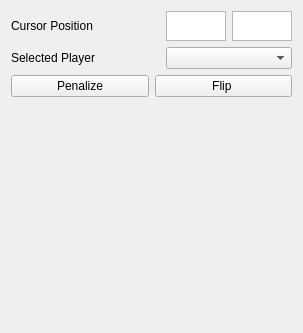
First picture: the form in tools/UTNaoTool/SimControlWidget.ui, repository LARG/robotics-2018, before the edit.
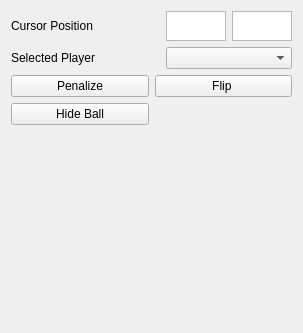
Second picture: the form after the edit.

```diff
--- a/tools/UTNaoTool/SimControlWidget.ui
+++ b/tools/UTNaoTool/SimControlWidget.ui
@@ -13,7 +13,7 @@
   <property name="windowTitle">
    <string>Form</string>
   </property>
-  <layout class="QGridLayout" name="gridLayout">
+  <layout class="QGridLayout" name="gridLayout_2">
    <item row="0" column="0">
     <widget class="QLabel" name="label">
      <property name="maximumSize">
@@ -62,21 +62,28 @@
     <widget class="QComboBox" name="playerBox"/>
    </item>
    <item row="2" column="0" colspan="2">
-    <layout class="QHBoxLayout" name="horizontalLayout_2">
-     <item>
-      <widget class="QPushButton" name="penalizeButton">
+    <layout class="QGridLayout" name="gridLayout">
+     <item row="0" column="0">
+      <widget class="QPushButton" name="btnPenalize">
        <property name="text">
         <string>Penalize</string>
        </property>
       </widget>
      </item>
-     <item>
-      <widget class="QPushButton" name="flipButton">
+     <item row="0" column="1">
+      <widget class="QPushButton" name="btnFlip">
        <property name="text">
         <string>Flip </string>
        </property>
       </widget>
      </item>
+     <item row="1" column="0">
+      <widget class="QPushButton" name="btnHideBall">
+       <property name="text">
+        <string>Hide Ball</string>
+       </property>
+      </widget>
+     </item>
     </layout>
    </item>
    <item row="3" column="1">
```
